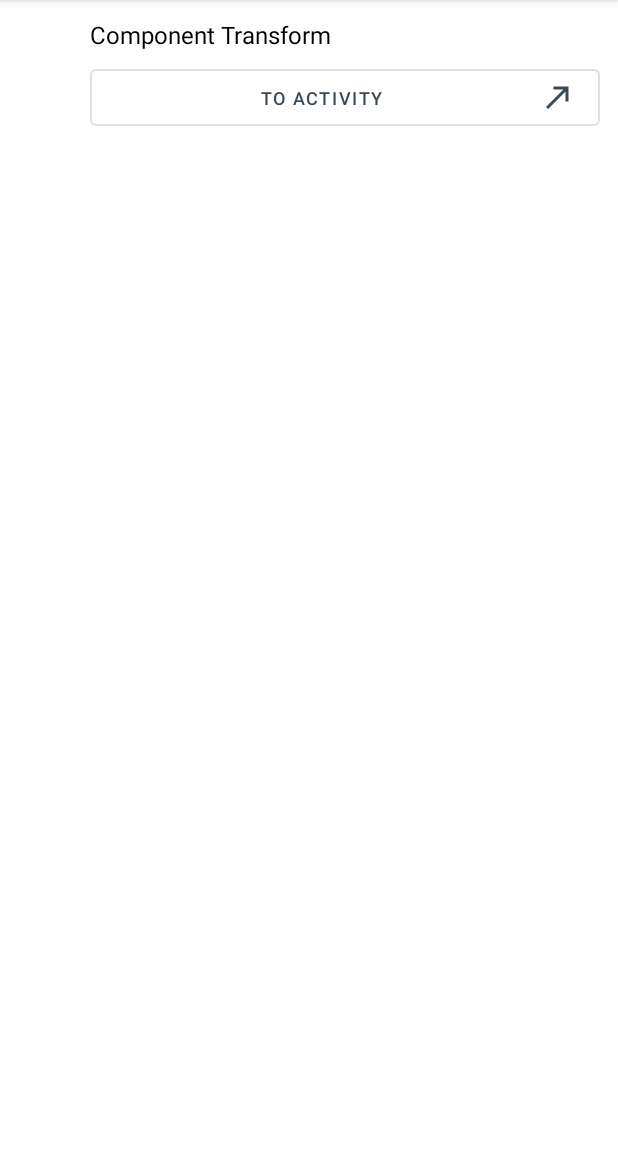
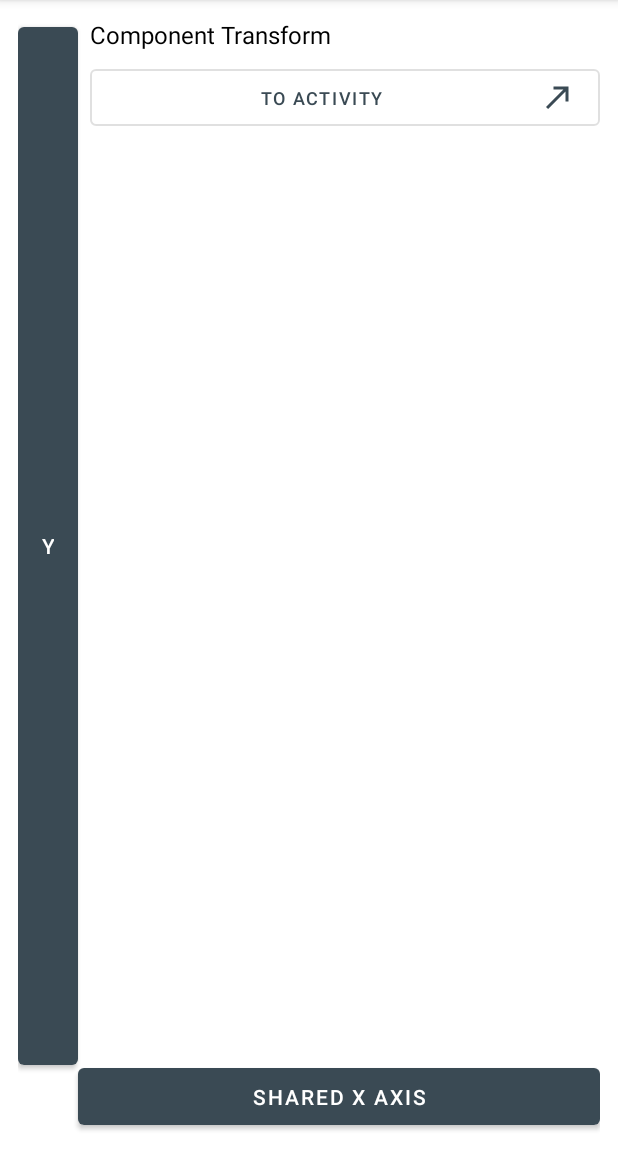
Before and after one commit to putragraha/MaterialMotion, an Android app: the screen it shows after launch (MainActivity), on a phone screen of 412 x 824 dp, the part 84-1236 px from its top. Run offline under Robolectric (Android 15) with nearby library versions, the phone set to English and light mode, and no system bars.

Commit message:
Create button for shared x and y axis

```diff
--- a/app/build.gradle
+++ b/app/build.gradle
@@ -22,6 +22,10 @@ android {
             proguardFiles getDefaultProguardFile('proguard-android-optimize.txt'), 'proguard-rules.pro'
         }
     }
+
+    buildFeatures {
+        viewBinding true
+    }
 }
 
 dependencies {
--- a/app/src/main/res/layout/activity_main.xml
+++ b/app/src/main/res/layout/activity_main.xml
@@ -7,13 +7,23 @@
     android:layout_margin="12dp"
     tools:context=".main.MainActivity">
 
-    <FrameLayout
-        android:id="@+id/fl_fixed_y_component"
+    <com.google.android.material.button.MaterialButton
+        android:id="@+id/mb_y_shared_axis"
         android:layout_width="40dp"
         android:layout_height="match_parent"
-        android:layout_marginBottom="50dp"
-        app:layout_constraintStart_toStartOf="parent"
-        app:layout_constraintTop_toTopOf="parent" />
+        android:layout_marginBottom="40dp"
+        android:text="@string/label_y"
+        app:layout_constraintTop_toTopOf="parent"
+        app:layout_constraintStart_toStartOf="parent" />
+
+    <com.google.android.material.button.MaterialButton
+        android:id="@+id/mb_x_shared_axis"
+        android:layout_width="match_parent"
+        android:layout_height="50dp"
+        android:layout_marginStart="40dp"
+        android:text="@string/shared_x_axis"
+        app:layout_constraintBottom_toBottomOf="parent"
+        app:layout_constraintEnd_toEndOf="parent" />
 
     <FrameLayout
         android:id="@+id/fl_fixed_x_component"
@@ -31,7 +41,7 @@
         android:layout_marginBottom="8dp"
         app:layout_constraintBottom_toTopOf="@id/fl_fixed_x_component"
         app:layout_constraintEnd_toEndOf="parent"
-        app:layout_constraintStart_toEndOf="@id/fl_fixed_y_component"
+        app:layout_constraintStart_toEndOf="@id/mb_y_shared_axis"
         app:layout_constraintTop_toTopOf="parent" />
 
 </androidx.constraintlayout.widget.ConstraintLayout>
--- a/app/src/main/res/values/strings.xml
+++ b/app/src/main/res/values/strings.xml
@@ -2,4 +2,6 @@
     <string name="app_name">MaterialMotion</string>
     <string name="component_transform">Component Transform</string>
     <string name="to_activity">To Activity</string>
+    <string name="label_y">Y</string>
+    <string name="shared_x_axis">Shared X Axis</string>
 </resources>
```
